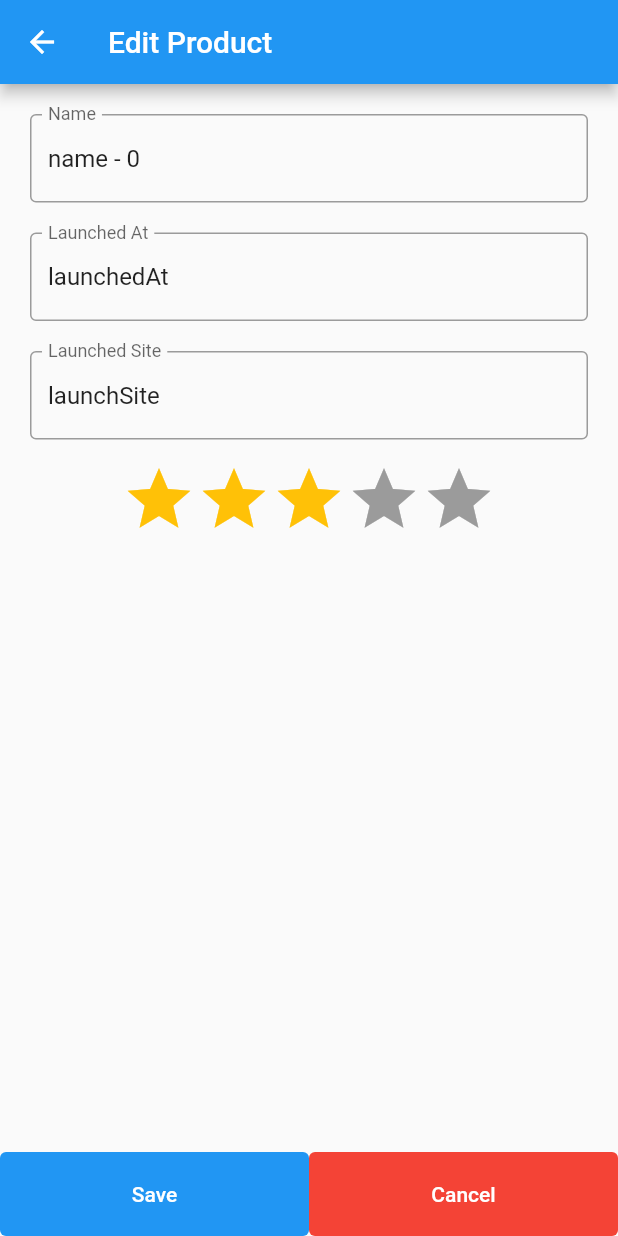
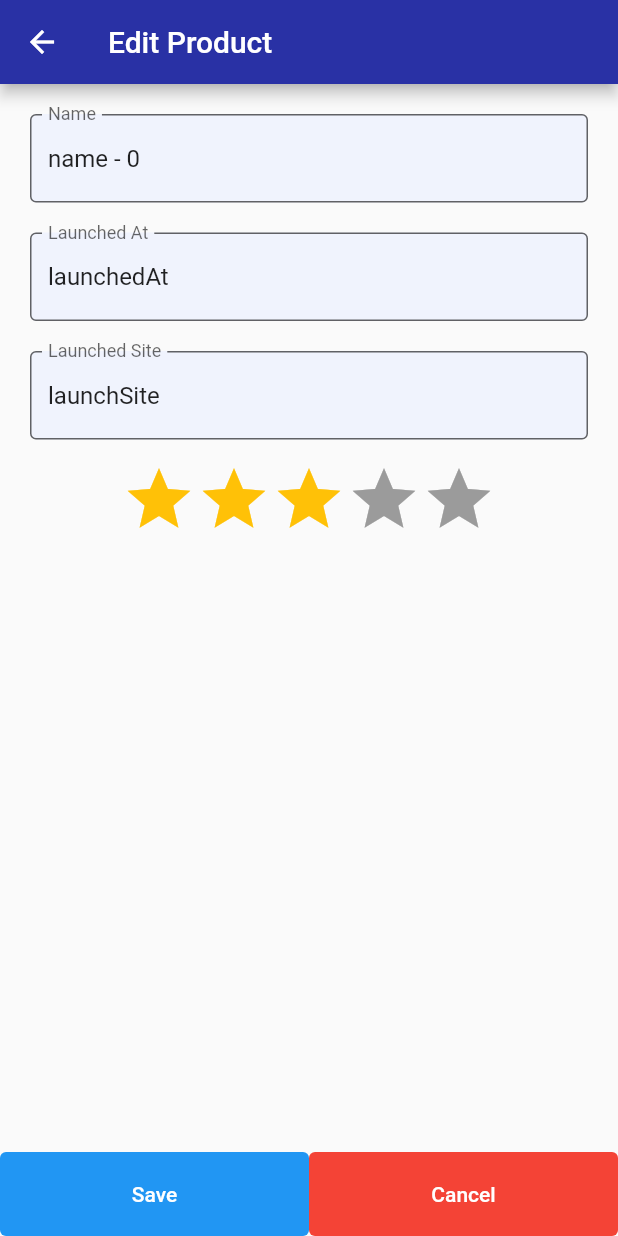
Before and after one commit to shadabhashmi21/sequoia_capital_assignment, a Flutter app: the screen it shows after launch, after a tap on the "edit" icon, on a phone screen of 412 x 824 dp. Run offline on Flutter 3.47's test engine with Material 2 defaults, Android fonts, the phone set to English and light mode, and no system bars; drawn by our look-alikes of flutter_rating_bar; our stand-ins replace flutter_datetime_picker, flutter_hooks, fluttertoast, hexcolor.

Commit message:
polished UI

```diff
--- a/lib/config/app_colors.dart
+++ b/lib/config/app_colors.dart
@@ -5,4 +5,7 @@ class AppColors {
   static final white = HexColor('#FFFFFF');
   static final gray = HexColor('#808080');
   static final red = HexColor('#FF0000');
+  static final appbarColor = HexColor('#2931A5');
+  static final dashboardCardColor = HexColor('#F1F2FA');
+  static final forumBackgroundColor = HexColor('#F0F3FD');
 }
--- a/lib/config/app_strings.dart
+++ b/lib/config/app_strings.dart
@@ -12,6 +12,7 @@ class AppStrings{
   static const name = 'Name';
   static const launchedAt = 'Launched At';
   static const launchedSite = 'Launched Site';
+  static const rating = 'Rating';
   static const errorName = 'Name cannot be empty';
   static const errorLaunchedAt = 'Launched At cannot be empty';
   static const errorLaunchedSite = 'Launched Site cannot be empty';
--- /dev/null
+++ b/lib/enums/product_sortby_order.dart
@@ -0,0 +1,3 @@
+enum ProductSortByOrder {
+  ascending, descending
+}
--- /dev/null
+++ b/lib/enums/product_sortby_type.dart
@@ -0,0 +1,3 @@
+enum ProductSortByType {
+  name, date, site, ratings
+}
--- a/lib/extensions.dart
+++ b/lib/extensions.dart
@@ -6,3 +6,14 @@ extension ListUpdate<T> on List<T> {
     return this;
   }
 }
+
+extension MyIterable<E> on Iterable<E> {
+  Iterable<E> sortedBy(Comparable Function(E e) key, bool isAsc) {
+    if(isAsc) {
+      return toList()..sort((a, b) => key(a).compareTo(key(b)));
+    } else {
+      return toList()..sort((a, b) => key(b).compareTo(key(a)));
+    }
+  }
+
+}
--- a/lib/main.dart
+++ b/lib/main.dart
@@ -1,5 +1,6 @@
 import 'package:flutter/material.dart';
 import 'package:provider/provider.dart';
+import 'package:sequoia_capital_assignment/config/app_colors.dart';
 import 'package:sequoia_capital_assignment/config/app_strings.dart';
 import 'package:sequoia_capital_assignment/models/product_model.dart';
 import 'package:sequoia_capital_assignment/screens/dashboard.dart';
@@ -21,10 +22,15 @@ class MyApp extends StatelessWidget {
 
   @override
   Widget build(BuildContext context) {
-    return const MaterialApp(
+    return MaterialApp(
       debugShowCheckedModeBanner: false,
       title: AppStrings.appTitle,
-      home: DashboardPage(),
+      theme: ThemeData(
+        appBarTheme: AppBarTheme(
+          color: AppColors.appbarColor
+        )
+      ),
+      home: const DashboardPage(),
     );
   }
 }
--- a/lib/screens/add_edit_product.dart
+++ b/lib/screens/add_edit_product.dart
@@ -2,6 +2,7 @@ import 'package:flutter/material.dart';
 import 'package:flutter_hooks/flutter_hooks.dart';
 import 'package:flutter_rating_bar/flutter_rating_bar.dart';
 import 'package:provider/provider.dart';
+import 'package:sequoia_capital_assignment/config/app_colors.dart';
 import 'package:sequoia_capital_assignment/config/app_strings.dart';
 import 'package:sequoia_capital_assignment/models/product_model.dart';
 import 'package:sequoia_capital_assignment/utils/app_utils.dart';
@@ -45,7 +46,8 @@ class AddEditProduct extends HookWidget {
         AppUtils.showToast(AppStrings.errorRating);
         return false;
       }
-      if (productModel == null && productList.isNotEmpty &&
+      if (productModel == null &&
+          productList.isNotEmpty &&
           productList
               .where((element) => element.name == nameController.text)
               .isNotEmpty) {
@@ -82,10 +84,11 @@ class AddEditProduct extends HookWidget {
               children: [
                 TextField(
                     controller: nameController,
-                    decoration: const InputDecoration(
-                      border: OutlineInputBorder(),
-                      labelText: AppStrings.name,
-                    )),
+                    decoration: InputDecoration(
+                        border: const OutlineInputBorder(),
+                        labelText: AppStrings.name,
+                        fillColor: AppColors.forumBackgroundColor,
+                        filled: true)),
                 Padding(
                   padding: const EdgeInsets.symmetric(vertical: 20),
                   child: TextField(
@@ -98,16 +101,19 @@ class AddEditProduct extends HookWidget {
                                   dateTime, DateTimeUtils.dateFormatYYYYMMDD);
                         });
                       },
-                      decoration: const InputDecoration(
-                        border: OutlineInputBorder(),
-                        labelText: AppStrings.launchedAt,
-                      )),
+                      decoration: InputDecoration(
+                          border: const OutlineInputBorder(),
+                          labelText: AppStrings.launchedAt,
+                          fillColor: AppColors.forumBackgroundColor,
+                          filled: true)),
                 ),
                 TextField(
                     controller: launchSiteController,
-                    decoration: const InputDecoration(
-                      border: OutlineInputBorder(),
+                    decoration: InputDecoration(
+                      border: const OutlineInputBorder(),
                       labelText: AppStrings.launchedSite,
+                        fillColor: AppColors.forumBackgroundColor,
+                        filled: true
                     )),
                 Padding(
                   padding: const EdgeInsets.only(top: 15),
--- a/lib/screens/dashboard.dart
+++ b/lib/screens/dashboard.dart
@@ -3,11 +3,14 @@ import 'package:flutter/material.dart';
 import 'package:flutter_hooks/flutter_hooks.dart';
 import 'package:flutter_rating_bar/flutter_rating_bar.dart';
 import 'package:provider/provider.dart';
+import 'package:sequoia_capital_assignment/config/app_colors.dart';
 import 'package:sequoia_capital_assignment/config/app_strings.dart';
 import 'package:sequoia_capital_assignment/extensions.dart';
 import 'package:sequoia_capital_assignment/models/product_model.dart';
 import 'package:sequoia_capital_assignment/screens/add_edit_product.dart';
 
+import '../enums/product_sortby_order.dart';
+import '../enums/product_sortby_type.dart';
 import '../models/product_model.dart';
 
 class DashboardPage extends HookWidget {
@@ -16,6 +19,8 @@ class DashboardPage extends HookWidget {
   @override
   Widget build(BuildContext context) {
     final productList = useState(Provider.of<List<ProductModel>>(context));
+    final selectedSortType = useState(ProductSortByType.name);
+    final selectedSortOrder = useState(ProductSortByOrder.ascending);
     final isGridViewSelected = useState(false);
 
     Future<void> gotoAddProduct() async {
@@ -26,6 +31,49 @@ class DashboardPage extends HookWidget {
       productList.value.add(result['productModel']);
       productList.value = List.from(productList.value);
     }
+
+    void _modalBottomSheetMenu(Function(ProductSortByType) onSortSelected) {
+      showModalBottomSheet(
+          context: context,
+          builder: (builder) {
+            return Container(
+              padding: const EdgeInsets.all(10),
+              child: Column(
+                children: [
+                  GestureDetector(
+                    child: Container(
+                      child: Text('Name'),
+                    ),
+                    onTap: () {
+                      onSortSelected.call(ProductSortByType.name);
+                      Navigator.pop(context);
+                    },
+                  )
+                ],
+              ),
+            );
+          });
+    }
+
+    /// sort logic ///
+    final isAsc = selectedSortOrder.value == ProductSortByOrder.ascending;
+    switch (selectedSortType.value) {
+      case ProductSortByType.name:
+        productList.value.sortedBy((e) => e.name, isAsc);
+        break;
+      case ProductSortByType.date:
+        productList.value.sortedBy((e) => e.launchedAt, isAsc);
+        break;
+      case ProductSortByType.site:
+        productList.value.sortedBy((e) => e.launchedAt, isAsc);
+        break;
+      case ProductSortByType.ratings:
+        productList.value.sortedBy((e) => e.popularity, isAsc);
+        break;
+    }
+    productList.value = List.from(productList.value);
+
+    ///     ***    ///
 
     return Scaffold(
       appBar: AppBar(
@@ -71,6 +119,22 @@ class DashboardPage extends HookWidget {
       body: isGridViewSelected.value
           ? _GridPageData(productList)
           : _ListPageData(productList),
+      persistentFooterButtons: [
+        Row(
+          mainAxisAlignment: MainAxisAlignment.spaceBetween,
+          children: [
+            GestureDetector(
+              onTap: () {
+                _modalBottomSheetMenu((value) {
+                  selectedSortType.value = value;
+                });
+              },
+              child: const Text(AppStrings.name),
+            ),
+            IconButton(onPressed: () {}, icon: const Icon(Icons.sort))
+          ],
+        ),
+      ],
     );
   }
 }
@@ -234,7 +298,9 @@ class _ListPageData extends HookWidget {
               final item = productList.value[index];
               return Container(
                 padding: const EdgeInsets.all(10),
-                decoration: BoxDecoration(color: Colors.black.withOpacity(0.1)),
+                decoration: BoxDecoration(
+                    color: AppColors.dashboardCardColor,
+                    borderRadius: BorderRadius.circular(8)),
                 child: Column(
                   crossAxisAlignment: CrossAxisAlignment.start,
                   children: [
@@ -281,6 +347,7 @@ class _ListPageData extends HookWidget {
                             child: Icon(
                               Icons.edit,
                               size: 20,
+                              color: Colors.indigo,
                             ),
                           ),
                           onTap: () {
@@ -293,6 +360,7 @@ class _ListPageData extends HookWidget {
                             child: Icon(
                               Icons.delete,
                               size: 20,
+                              color: Colors.red,
                             ),
                           ),
                           onTap: () {
```
Also changed, not shown: lib/utils/app_widgets.dart (added, +38 -0 lines).
